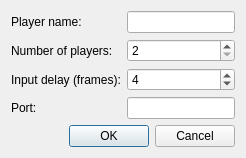
Old version of the form src/frontend/qt_sdl/NetplayStartHostDialog.ui in the repository ryuto-alt/melonDS-net.
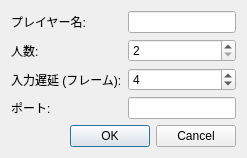
New version of the form.

Commit message: Real download play over the net: host ships the cart, guest brings nothing

What changed in the file:
```diff
--- a/src/frontend/qt_sdl/NetplayStartHostDialog.ui
+++ b/src/frontend/qt_sdl/NetplayStartHostDialog.ui
@@ -28,7 +28,7 @@
      <item row="0" column="0">
       <widget class="QLabel" name="label">
        <property name="text">
-        <string>Player name:</string>
+        <string>プレイヤー名:</string>
        </property>
       </widget>
      </item>
@@ -38,7 +38,7 @@
      <item row="1" column="0">
       <widget class="QLabel" name="label_players">
        <property name="text">
-        <string>Number of players:</string>
+        <string>人数:</string>
        </property>
       </widget>
      </item>
@@ -58,7 +58,7 @@
      <item row="2" column="0">
       <widget class="QLabel" name="label_delay">
        <property name="text">
-        <string>Input delay (frames):</string>
+        <string>入力遅延 (フレーム):</string>
        </property>
       </widget>
      </item>
@@ -78,7 +78,7 @@
      <item row="3" column="0">
       <widget class="QLabel" name="label_2">
        <property name="text">
-        <string>Port:</string>
+        <string>ポート:</string>
        </property>
       </widget>
      </item>
```
Left out of the diff: 2 changed lines with no effect on the pictures. The commit also changes 12 other files.
